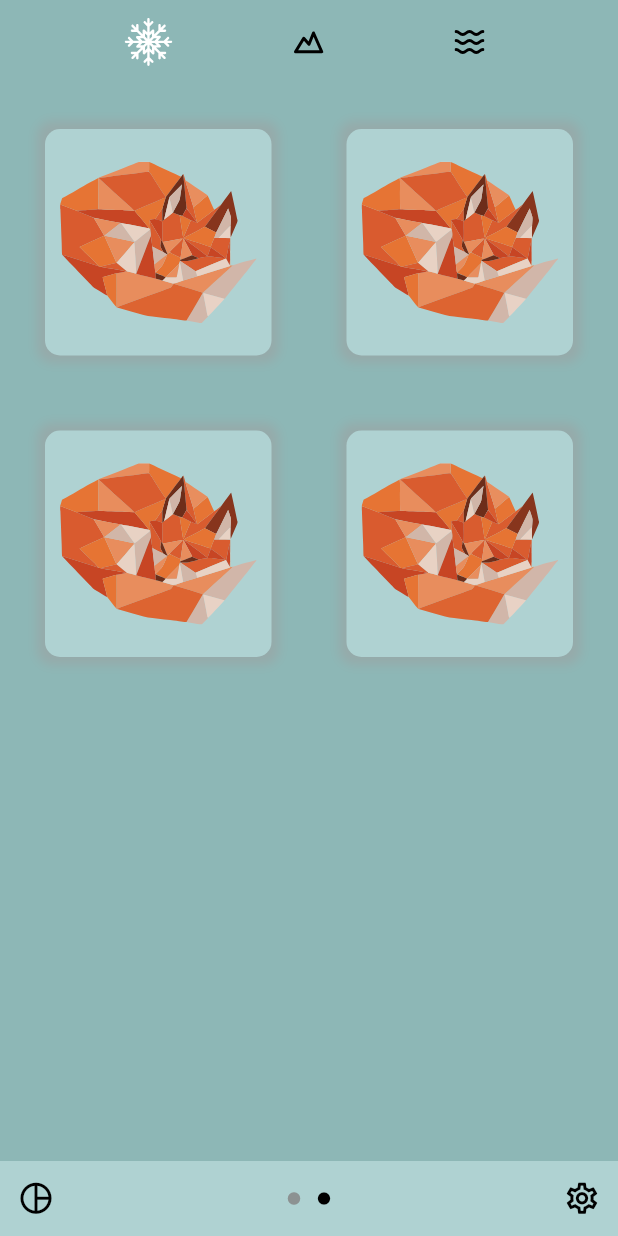
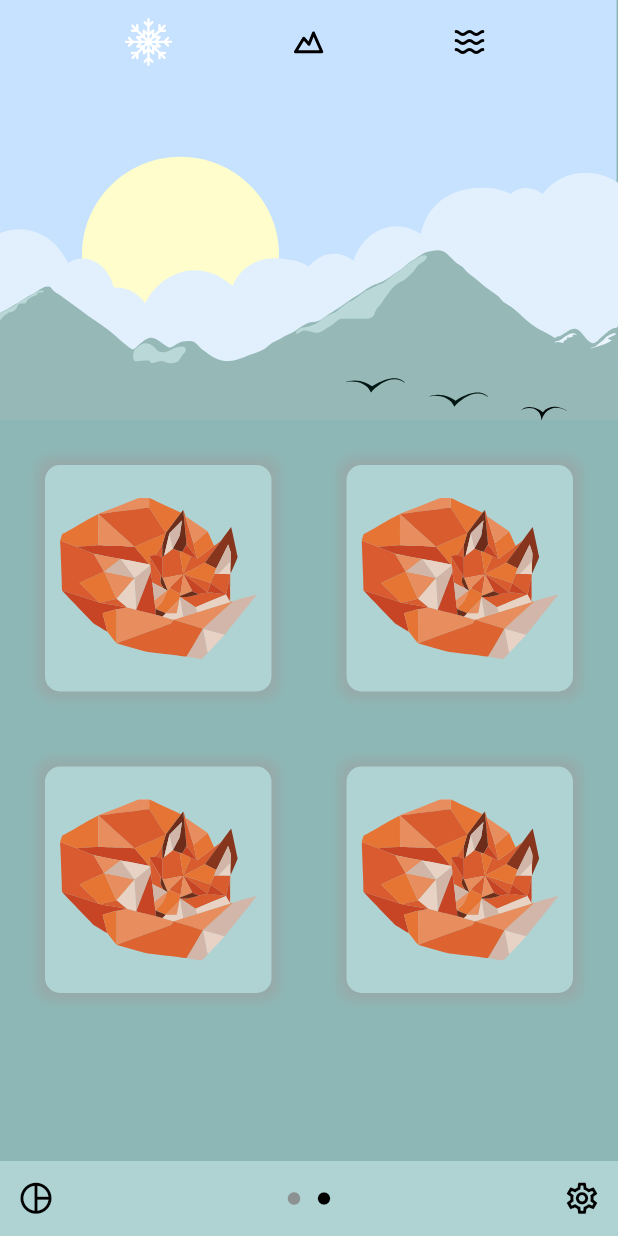
Before and after one commit to roshankern/TaskZoo, a Flutter app: the screen it shows after launch, swiped to page 2, on a phone screen of 412 x 824 dp. Run offline on Flutter 3.47's test engine with Material 2 defaults, Android fonts, the phone set to English and light mode, and no system bars; our stand-ins replace fl_chart, flutter_svg, font_awesome_flutter; missing offline and left inert: curved_progress_bar.

Commit message:
app bar header

```diff
--- a/lib/pages/zoo_page.dart
+++ b/lib/pages/zoo_page.dart
@@ -49,9 +49,11 @@ class _ZooPageState extends State<ZooPage> {
             ),
           );
         } else {
-          return Scaffold(
-            appBar: CustomAppBar(biomesData: snapshot.data!),
-            body: ZooBody(biomesData: snapshot.data!),
+          return Column(
+            children: [
+              CustomAppBar(biomesData: snapshot.data!),
+              Expanded(child: ZooBody(biomesData: snapshot.data!)),
+            ],
           );
         }
       },
--- a/lib/widgets/zoo/Appbar.dart
+++ b/lib/widgets/zoo/Appbar.dart
@@ -22,8 +22,22 @@ class _CustomAppBarState extends State<CustomAppBar> {
   Widget build(BuildContext context) {
     final biomes = widget.biomesData.biomes;
     final icons = biomes.map((biome) => biome.icon).toList();
+    final backgroundSvgPath = biomes[_selectedIcon].backgroundSvgPath;
 
-    return AppBar(
+    return SafeArea(
+  top: false,  // We don't want to apply padding at the top
+  child: Container(
+    height: 280,
+    child: Stack(
+      alignment: Alignment.bottomRight,
+      children: [
+        Positioned.fill(
+            child: SvgPicture.asset(
+              backgroundSvgPath,
+              fit: BoxFit.fitWidth,
+            ),
+          ),
+        AppBar(
           backgroundColor: Colors.transparent,
           elevation: 0,
           title: Row(
@@ -45,6 +59,11 @@ class _CustomAppBarState extends State<CustomAppBar> {
               );
             }).toList(),
           ),
+        ),
+      ],
+    ),
+  ),
 );
+
   }
 }
```
Lines whose indentation alone changed are shown as unchanged.
